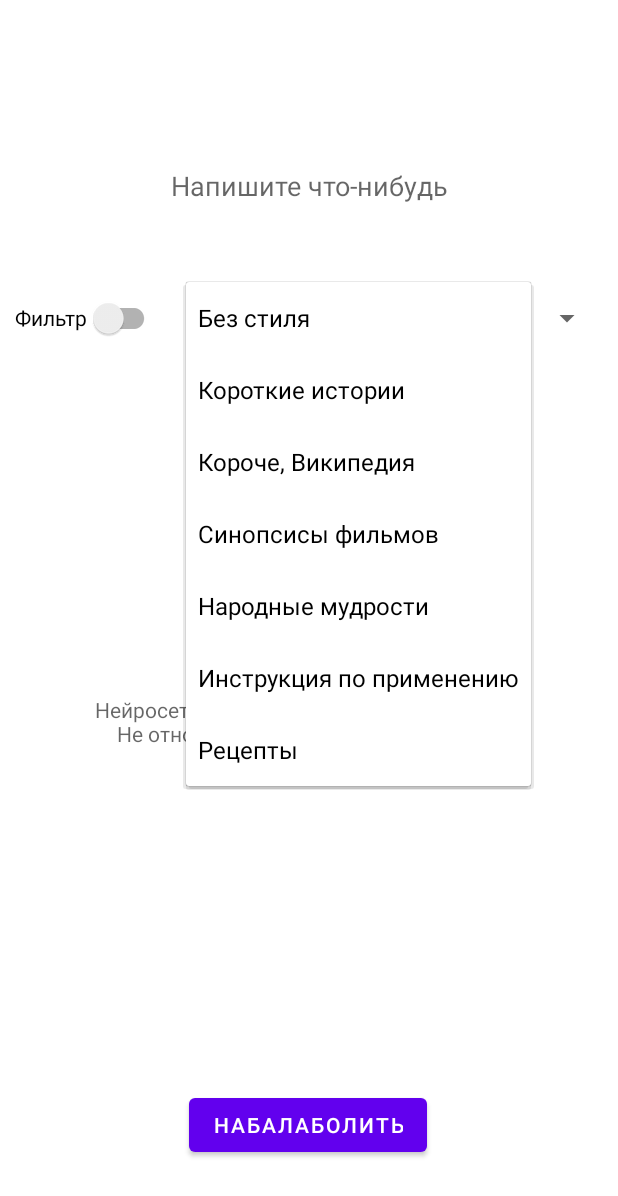
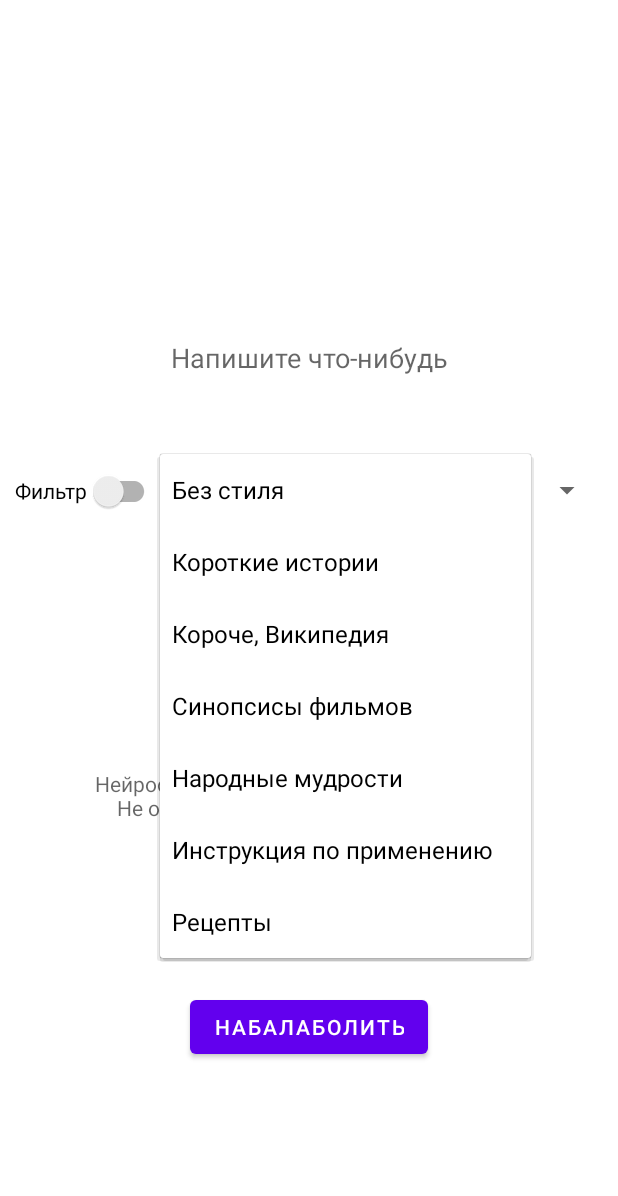
Before and after one commit to CrazyEden/Balaboba, an Android app: the screen it shows after launch (MainActivity), after a tap on "Без стиля", on a phone screen of 412 x 824 dp. Shown: the top 1196 px of the screen. Run offline under Robolectric (Android 15) with nearby library versions, the phone set to English and light mode, and no system bars; our stand-ins replace Dagger/Hilt's generated code, Room's generated code; pictures from the network do not load.

Commit message:
Поменял разметку главного экрана

```diff
--- a/app/src/main/res/layout/fragment_main.xml
+++ b/app/src/main/res/layout/fragment_main.xml
@@ -1,14 +1,12 @@
 <?xml version="1.0" encoding="utf-8"?>
-<androidx.constraintlayout.widget.ConstraintLayout
-    xmlns:android="http://schemas.android.com/apk/res/android"
+<LinearLayout xmlns:android="http://schemas.android.com/apk/res/android"
     xmlns:app="http://schemas.android.com/apk/res-auto"
     xmlns:tools="http://schemas.android.com/tools"
     android:layout_width="match_parent"
     android:layout_height="match_parent"
+    android:gravity="center"
     android:orientation="vertical"
-    android:gravity="center|top"
     tools:context=".fragments.main.MainFragment">
-
 
     <EditText
         android:id="@+id/inputText"
@@ -21,68 +19,65 @@
         android:importantForAutofill="no"
         android:inputType="text"
         android:minHeight="48dp"
-        app:layout_constraintTop_toTopOf="parent"
         tools:layout_editor_absoluteX="1dp" />
 
-    <ProgressBar
-        android:id="@+id/progressBar"
-        style="?android:attr/progressBarStyle"
-        android:layout_width="wrap_content"
+
+    <LinearLayout
+        android:layout_width="match_parent"
         android:layout_height="wrap_content"
-        android:visibility="invisible"
-        app:layout_constraintEnd_toEndOf="@+id/txt"
-        app:layout_constraintHorizontal_bias="0.497"
-        app:layout_constraintStart_toStartOf="@+id/txt"
-        app:layout_constraintTop_toTopOf="@+id/txt"
-        tools:visibility="visible" />
+        android:orientation="horizontal"
+        android:layout_marginTop="30dp"
+        android:padding="10dp">
 
-    <TextView
-        android:id="@+id/txt"
+        <androidx.appcompat.widget.SwitchCompat
+            android:id="@+id/switch1"
+            android:layout_width="wrap_content"
+            android:layout_height="wrap_content"
+            android:text="@string/Filter" />
+
+        <Spinner
+            android:id="@+id/spinner"
+            android:layout_width="0dp"
+            android:layout_height="wrap_content"
+            android:layout_weight="1"
+            android:entries="@array/spinnerItems"
+            android:minHeight="48dp"/>
+    </LinearLayout>
+
+    <FrameLayout
         android:layout_width="match_parent"
-        android:layout_height="0dp"
-        android:layout_marginStart="10dp"
-        android:layout_marginTop="15dp"
-        android:layout_marginEnd="10dp"
-        android:layout_marginBottom="15dp"
-        android:gravity="center"
-        android:hint="@string/main_text_output_hint"
-        app:layout_constraintBottom_toTopOf="@+id/button"
-        app:layout_constraintEnd_toEndOf="parent"
-        app:layout_constraintStart_toStartOf="parent"
-        app:layout_constraintTop_toBottomOf="@+id/spinner"
-        app:layout_constraintVertical_bias="0.555" />
+        android:layout_height="300dp"
+        android:scrollbarAlwaysDrawVerticalTrack="true">
+
+        <ScrollView
+            android:layout_width="match_parent"
+            android:layout_height="match_parent"
+            android:padding="10dp">
+        <TextView
+            android:id="@+id/txt"
+            android:layout_width="match_parent"
+            android:layout_height="wrap_content"
+            android:padding="10dp"
+            android:gravity="center"
+            android:layout_marginTop="20dp"
+            android:hint="@string/main_text_output_hint"
+            android:layout_gravity="center"/>
+        </ScrollView>
+
+        <ProgressBar
+            android:id="@+id/progressBar"
+            style="?android:attr/progressBarStyle"
+            android:layout_width="wrap_content"
+            android:layout_height="wrap_content"
+            android:visibility="invisible"
+            android:layout_gravity="center"
+            tools:visibility="visible" />
+    </FrameLayout>
 
     <Button
         android:id="@+id/button"
         android:layout_width="wrap_content"
         android:layout_height="wrap_content"
-        android:layout_marginBottom="50dp"
         android:foregroundGravity="bottom"
-        android:text="@string/balabob_it"
-        app:layout_constraintBottom_toBottomOf="parent"
-        app:layout_constraintEnd_toEndOf="parent"
-        app:layout_constraintHorizontal_bias="0.498"
-        app:layout_constraintStart_toStartOf="parent" />
-
-    <androidx.appcompat.widget.SwitchCompat
-        android:id="@+id/switch1"
-        android:layout_width="wrap_content"
-        android:layout_height="wrap_content"
-        android:layout_marginStart="10dp"
-        android:minHeight="48dp"
-        android:text="@string/Filter"
-        app:layout_constraintBottom_toBottomOf="@+id/spinner"
-        app:layout_constraintStart_toStartOf="parent"
-        app:layout_constraintTop_toTopOf="@+id/spinner" />
-
-    <Spinner
-        android:id="@+id/spinner"
-        android:layout_width="wrap_content"
-        android:layout_height="wrap_content"
-        android:layout_marginTop="40dp"
-        android:layout_marginEnd="10dp"
-        android:entries="@array/spinnerItems"
-        android:minHeight="48dp"
-        app:layout_constraintEnd_toEndOf="parent"
-        app:layout_constraintTop_toBottomOf="@+id/inputText" />
-</androidx.constraintlayout.widget.ConstraintLayout>
+        android:text="@string/balabob_it" />
+</LinearLayout>
```
